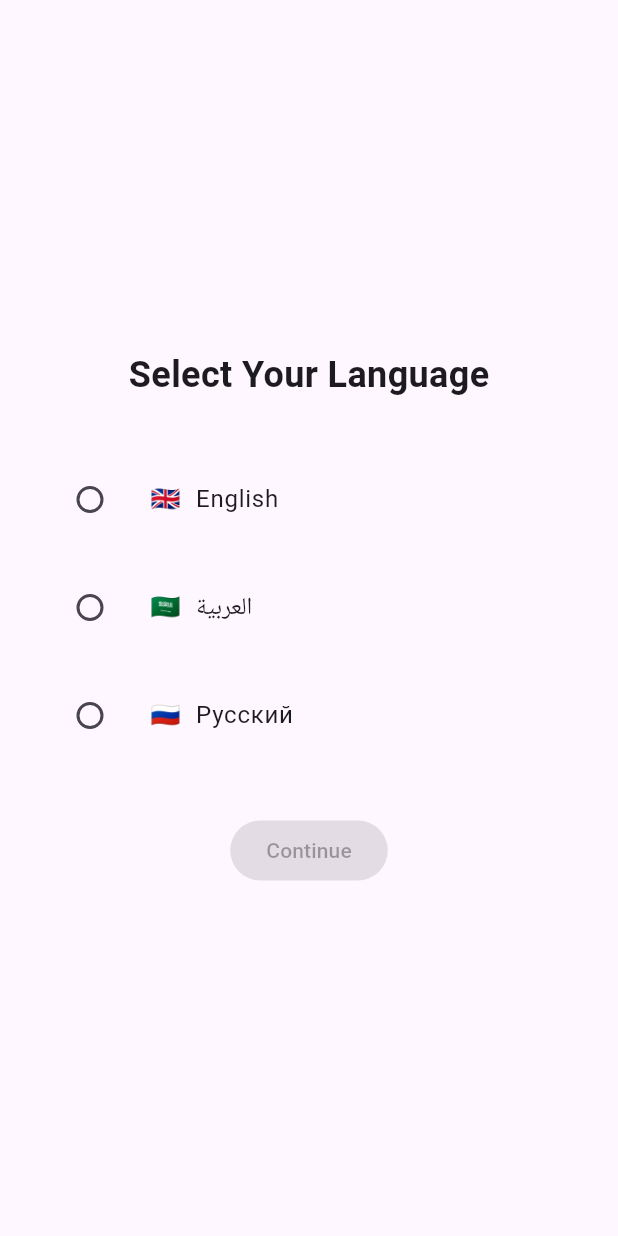
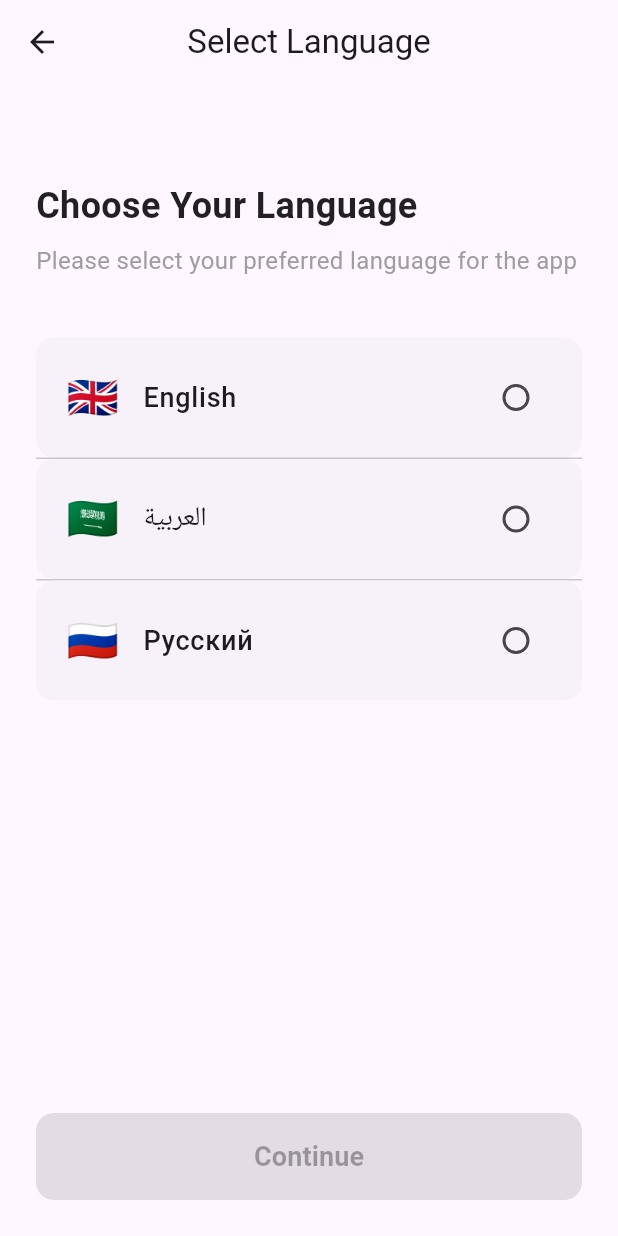
Before and after one commit to yvhiku/psu-first-aid-app, a Flutter app: the LanguageSelectionScreen1 screen opened directly, on a phone screen of 412 x 824 dp. Run offline on Flutter 3.47's test engine with Material 3 defaults, Android fonts, the phone set to English and light mode, and no system bars; our stand-ins replace cloud_firestore, country_picker, firebase_auth, firebase_core, firebase_storage, get and 6 more; missing offline and left inert: firebase_app_check; accounts and stored records are empty.

Commit message:
improved the selecting language screen

```diff
--- a/lib/l10n/intl_ar.arb
+++ b/lib/l10n/intl_ar.arb
@@ -1,5 +1,10 @@
 {
     "@@locale": "ar",
+
+  "selectLanguage": "اختر اللغة",
+  "chooseYourLanguage": "اختر لغتك المفضلة",
+  "languageSelectionDescription": "الرجاء اختيار اللغة المفضلة للتطبيق",
+  "continueText": "متابعة",
     "home": "الرئيسية",
     "topics": "المواضيع",
     "saved": "المحفوظات",
--- a/lib/l10n/intl_en.arb
+++ b/lib/l10n/intl_en.arb
@@ -4,7 +4,9 @@
     "topics": "Topics",
     "saved": "Saved",
     "profile": "Profile",
-    "selectLanguage": "Select Your Language",
+  "selectLanguage": "Select Language",
+  "chooseYourLanguage": "Choose Your Language",
+  "languageSelectionDescription": "Please select your preferred language for the app",
   "continueText": "Continue",
     "tWelcomeTitle" : "Welcome to PGU First Aid",
     "tWelcomeSubTitle" : "Your Quick Guide to First Aid & Emergency Care!",
--- a/lib/l10n/intl_ru.arb
+++ b/lib/l10n/intl_ru.arb
@@ -1,5 +1,10 @@
 {
     "@@locale": "ru",
+
+  "selectLanguage": "Выберите язык",
+  "chooseYourLanguage": "Выберите ваш язык",
+  "languageSelectionDescription": "Пожалуйста, выберите предпочитаемый язык для приложения",
+  "continueText": "Продолжить",
     "home": "Главная",
     "topics": "Темы",
     "saved": "Сохранённое",
--- a/lib/src/features/core/screens/profile/select_lang.dart
+++ b/lib/src/features/core/screens/profile/select_lang.dart
@@ -1,9 +1,8 @@
-import 'package:first_aid_app/generated/l10n.dart';
-import 'package:first_aid_app/src/features/core/controllers/widgets/navbar.dart';
-import 'package:first_aid_app/src/features/core/screens/profile/profile.dart';
 import 'package:flutter/material.dart';
 import 'package:get/get.dart';
 import 'package:shared_preferences/shared_preferences.dart';
+import 'package:first_aid_app/generated/l10n.dart';
+import 'package:first_aid_app/src/features/core/controllers/widgets/navbar.dart';
 
 class LanguageSelectionScreen1 extends StatefulWidget {
   const LanguageSelectionScreen1({super.key});
@@ -15,83 +14,157 @@ class LanguageSelectionScreen1 extends StatefulWidget {
 
 class _LanguageSelectionScreenState1 extends State<LanguageSelectionScreen1> {
   String? _selectedLanguage;
+  late Future<void> _initLanguage;
 
-  final List<Map<String, String>> languages = [
-    {'code': 'en', 'name': 'English', 'flag': '🇬🇧'},
-    {'code': 'ar', 'name': 'العربية', 'flag': '🇸🇦'},
-    {'code': 'ru', 'name': 'Русский', 'flag': '🇷🇺'},
+  final List<Map<String, dynamic>> languages = [
+    {'code': 'en', 'name': 'English', 'flag': '🇬🇧', 'nativeName': 'English'},
+    {'code': 'ar', 'name': 'Arabic', 'flag': '🇸🇦', 'nativeName': 'العربية'},
+    {'code': 'ru', 'name': 'Russian', 'flag': '🇷🇺', 'nativeName': 'Русский'},
   ];
 
   @override
+  void initState() {
+    super.initState();
+    _initLanguage = _loadSelectedLanguage();
+  }
+
+  Future<void> _loadSelectedLanguage() async {
+    final prefs = await SharedPreferences.getInstance();
+    setState(() {
+      _selectedLanguage = prefs.getString('language');
+    });
+  }
+
+  @override
   Widget build(BuildContext context) {
+    return FutureBuilder(
+      future: _initLanguage,
+      builder: (context, snapshot) {
         return Scaffold(
-      body: Center(
-        child: Padding(
-          padding: const EdgeInsets.all(20.0),
+          appBar: AppBar(
+            title: Text(S.of(context).selectLanguage),
+            centerTitle: true,
+            elevation: 0,
+          ),
+          body: _buildContent(),
+        );
+      },
+    );
+  }
+
+  Widget _buildContent() {
+    final isRTL = _selectedLanguage == 'ar';
+
+    return Padding(
+      padding: const EdgeInsets.all(24.0),
       child: Column(
-            mainAxisAlignment: MainAxisAlignment.center,
+        crossAxisAlignment: CrossAxisAlignment.stretch,
         children: [
-              const Text(
-                'Select Your Language',
-                style: TextStyle(fontSize: 24, fontWeight: FontWeight.bold),
+          const SizedBox(height: 40),
+          Text(
+            S.of(context).chooseYourLanguage,
+            style: const TextStyle(
+              fontSize: 24,
+              fontWeight: FontWeight.bold,
+              color: Colors.black87,
             ),
-              const SizedBox(height: 30),
-              ...languages.map((language) {
-                return Padding(
-                  padding: const EdgeInsets.symmetric(vertical: 8.0),
-                  child: ListTile(
-                    title: Row(
-                      children: [
-                        Text(language['flag']!),
-                        const SizedBox(width: 10),
-                        Text(language['name']!),
+            textAlign: _getTextAlignment(),
+          ),
+          const SizedBox(height: 8),
+          Text(
+            S.of(context).languageSelectionDescription,
+            style: const TextStyle(fontSize: 16, color: Colors.grey),
+            textAlign: _getTextAlignment(),
+          ),
+          const SizedBox(height: 40),
+          Expanded(
+            child: ListView.separated(
+              itemCount: languages.length,
+              separatorBuilder: (context, index) => const Divider(height: 1),
+              itemBuilder: (context, index) {
+                final language = languages[index];
+                return _buildLanguageTile(language);
+              },
+            ),
+          ),
+          const SizedBox(height: 24),
+          ElevatedButton(
+            onPressed: _selectedLanguage == null
+                ? null
+                : () => _saveLanguageAndNavigate(context),
+            style: ElevatedButton.styleFrom(
+              backgroundColor: const Color(0xFFD32F2F),
+              foregroundColor: Colors.white,
+              padding: const EdgeInsets.symmetric(vertical: 16),
+              shape: RoundedRectangleBorder(
+                borderRadius: BorderRadius.circular(12),
+              ),
+              elevation: 0,
+            ),
+            child: Text(
+              S.of(context).continueText,
+              style: const TextStyle(fontSize: 18, fontWeight: FontWeight.w600),
+            ),
+          ),
         ],
       ),
-                    leading: Radio<String>(
-                      value: language['code']!,
+    );
+  }
+
+  TextAlign _getTextAlignment() {
+    return _selectedLanguage == 'ar' ? TextAlign.right : TextAlign.left;
+  }
+
+  Widget _buildLanguageTile(Map<String, dynamic> language) {
+    final isRTL = _selectedLanguage == 'ar';
+
+    return Card(
+      margin: EdgeInsets.zero,
+      elevation: 0,
+      shape: RoundedRectangleBorder(borderRadius: BorderRadius.circular(12)),
+      child: ListTile(
+        contentPadding: const EdgeInsets.symmetric(horizontal: 20, vertical: 12),
+        leading: Text(language['flag'], style: const TextStyle(fontSize: 28)),
+        title: Text(
+          language['nativeName'],
+          style: const TextStyle(fontSize: 18, fontWeight: FontWeight.w500),
+          textAlign: isRTL ? TextAlign.right : TextAlign.left,
+        ),
+        trailing: Radio<String>(
+          value: language['code'],
           groupValue: _selectedLanguage,
-                      onChanged: (String? value) {
-                        setState(() {
-                          _selectedLanguage = value;
-                        });
+          activeColor: const Color(0xFFD32F2F),
+          onChanged: (String? value) async {
+            await _changeLanguage(value);
           },
         ),
-                    onTap: () {
-                      setState(() {
-                        _selectedLanguage = language['code'];
-                      });
+        onTap: () async {
+          await _changeLanguage(language['code']);
         },
       ),
     );
-              }),
-              const SizedBox(height: 30),
-              ElevatedButton(
-                onPressed: _selectedLanguage == null
-                    ? null
-                    : () async {
+  }
+
+  Future<void> _changeLanguage(String? code) async {
+    if (code == null) return;
+
+    final newLocale = Locale(code);
+    await Get.updateLocale(newLocale);
+
+    setState(() {
+      _selectedLanguage = code;
+    });
+  }
+
+  Future<void> _saveLanguageAndNavigate(BuildContext context) async {
     final prefs = await SharedPreferences.getInstance();
-                        await prefs.setString(
-                          S.of(context).selectLanguage,
-                          _selectedLanguage!,
-                        );
+    await prefs.setString('language', _selectedLanguage!);
 
-                        // Restart app with new locale
-                        Get.updateLocale(Locale(_selectedLanguage!));
-
-                        Navigator.pushReplacement(
+    // Locale already updated, now navigate to main screen
+    Navigator.pushAndRemoveUntil(
       context,
-                          MaterialPageRoute(
-                            builder: (context) => const NavBar(),
-                          ),
-                        );
-                      },
-
-                child: Text(S.of(context).continueText),
-              ),
-            ],
-          ),
-        ),
-      ),
+      MaterialPageRoute(builder: (context) => const NavBar()),
+      (route) => false,
     );
   }
 }
```
Also changed, not shown: lib/generated/intl/messages_ar.dart, lib/generated/intl/messages_en.dart, lib/generated/intl/messages_ru.dart, lib/generated/l10n.dart. Lines whose indentation alone changed are shown as unchanged.
